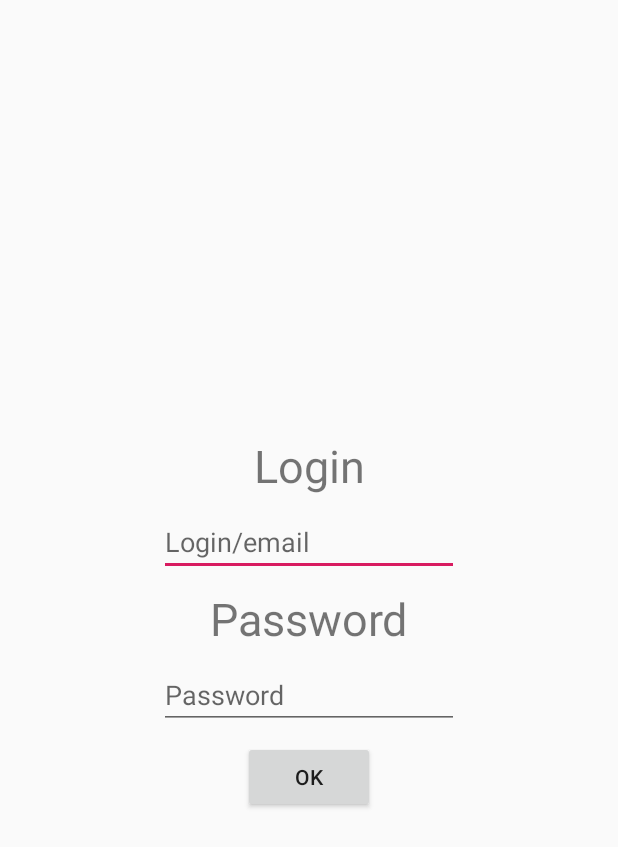
After one commit to Keos99/LittleImageShark, an Android app: the fragment AuthorizationFragment shown on its own in the app's theme, on a phone screen of 412 x 824 dp. The commit adds this screen. Shown: the top 847 px of the screen. Run offline under Robolectric (Android 15) with nearby library versions, the phone set to English and light mode, and no system bars; libraries missing offline, so code that uses them is left out: com.arellomobile.mvp.

Commit message:
Add Authorization fragment, api holder and pojo(Image, result, user)

```diff
--- a/app/src/main/AndroidManifest.xml
+++ b/app/src/main/AndroidManifest.xml
@@ -1,6 +1,8 @@
 <?xml version="1.0" encoding="utf-8"?>
 <manifest xmlns:android="http://schemas.android.com/apk/res/android"
     package="ru.keos99.littleinsta">
+
+    <uses-permission android:name="android.permission.INTERNET"/>
 
     <uses-feature
         android:name="android.hardware.camera"
--- /dev/null
+++ b/app/src/main/java/ru/keos99/littleinsta/mvp/view/fragments/AuthorizationFragmentView.java
@@ -0,0 +1,6 @@
+package ru.keos99.littleinsta.mvp.view.fragments;
+
+import com.arellomobile.mvp.MvpView;
+
+public interface AuthorizationFragmentView extends MvpView {
+}
--- /dev/null
+++ b/app/src/main/java/ru/keos99/littleinsta/ui/activity/Fragments/AuthorizationFragment.java
@@ -0,0 +1,50 @@
+package ru.keos99.littleinsta.ui.activity.Fragments;
+
+import android.os.Bundle;
+import android.support.annotation.NonNull;
+import android.support.annotation.Nullable;
+import android.support.v4.app.Fragment;
+import android.view.LayoutInflater;
+import android.view.View;
+import android.view.ViewGroup;
+import android.widget.Button;
+import android.widget.EditText;
+
+import com.arellomobile.mvp.MvpAppCompatFragment;
+import com.arellomobile.mvp.presenter.InjectPresenter;
+
+import ru.keos99.littleinsta.R;
+import ru.keos99.littleinsta.mvp.Presenter.fragments.AuthorizationFragmentPresenter;
+import ru.keos99.littleinsta.mvp.view.fragments.AuthorizationFragmentView;
+
+public class AuthorizationFragment extends MvpAppCompatFragment implements AuthorizationFragmentView {
+
+    @InjectPresenter
+    AuthorizationFragmentPresenter presenter;
+
+    private EditText loginEditText;
+    private EditText passwordEditText;
+    private Button authorizationOkButton;
+
+
+    private View view;
+
+    public static Fragment newInstance(){
+        AuthorizationFragment fragment = new AuthorizationFragment();
+        return fragment;
+    }
+
+    @Nullable
+    @Override
+    public View onCreateView(@NonNull LayoutInflater inflater, @Nullable ViewGroup container, @Nullable Bundle savedInstanceState) {
+        view = inflater.inflate(R.layout.fragment_authorization,null);
+        initUI();
+        return view;
+    }
+
+    private void initUI(){
+        loginEditText = view.findViewById(R.id.login_edittext);
+        passwordEditText = view.findViewById(R.id.password_edittext);
+        authorizationOkButton = view.findViewById(R.id.authorization_button);
+    }
+}
--- a/app/src/main/java/ru/keos99/littleinsta/ui/activity/MainActivity.java
+++ b/app/src/main/java/ru/keos99/littleinsta/ui/activity/MainActivity.java
@@ -16,6 +16,7 @@ import com.arellomobile.mvp.presenter.InjectPresenter;
 
 import ru.keos99.littleinsta.mvp.Presenter.MainViewPresenter;
 import ru.keos99.littleinsta.mvp.view.MainView;
+import ru.keos99.littleinsta.ui.activity.Fragments.AuthorizationFragment;
 import ru.keos99.littleinsta.ui.activity.Fragments.MainFragment;
 import ru.keos99.littleinsta.R;
 
@@ -44,7 +45,7 @@ public class MainActivity extends MvpAppCompatActivity implements MainView, Navi
 
         NavigationView navigationView = findViewById(R.id.nav_view);
         navigationView.setNavigationItemSelectedListener(this);
-        changeFragmentTo(MainFragment.newInstance());
+        changeFragmentTo(AuthorizationFragment.newInstance());
     }
 
     @SuppressWarnings("StatementWithEmptyBody")
--- /dev/null
+++ b/app/src/main/res/layout/fragment_authorization.xml
@@ -0,0 +1,67 @@
+<?xml version="1.0" encoding="utf-8"?>
+<android.support.constraint.ConstraintLayout xmlns:android="http://schemas.android.com/apk/res/android"
+    xmlns:tools="http://schemas.android.com/tools"
+    android:layout_width="match_parent"
+    android:layout_height="match_parent"
+    xmlns:app="http://schemas.android.com/apk/res-auto">
+
+    <TextView
+        android:id="@+id/login_textviev"
+        android:layout_width="wrap_content"
+        android:layout_height="wrap_content"
+        android:text="@string/login"
+        android:layout_margin="8dp"
+        android:textSize="30sp"
+        app:layout_constraintLeft_toLeftOf="parent"
+        app:layout_constraintRight_toRightOf="parent"
+        app:layout_constraintBottom_toTopOf="@id/login_edittext"/>
+
+    <EditText
+        android:id="@+id/login_edittext"
+        android:layout_width="200dp"
+        android:layout_height="wrap_content"
+        android:layout_margin="8dp"
+        android:hint="@string/login_or_email"
+        app:layout_constraintBottom_toTopOf="@id/password_textview"
+        app:layout_constraintLeft_toLeftOf="parent"
+        app:layout_constraintRight_toRightOf="parent"
+        tools:layout_editor_absoluteY="8dp" />
+
+    <TextView
+        android:id="@+id/password_textview"
+        android:layout_width="wrap_content"
+        android:layout_height="wrap_content"
+        android:text="@string/password"
+        android:layout_margin="8dp"
+        android:textSize="30sp"
+        app:layout_constraintTop_toTopOf="parent"
+        app:layout_constraintBottom_toBottomOf="parent"
+        app:layout_constraintLeft_toLeftOf="parent"
+        app:layout_constraintRight_toRightOf="parent"/>
+
+    <EditText
+        android:id="@+id/password_edittext"
+        android:layout_width="200dp"
+        android:layout_height="wrap_content"
+        android:hint="@string/password"
+        android:layout_marginStart="8dp"
+        android:layout_marginEnd="8dp"
+        android:layout_marginTop="8dp"
+        app:layout_constraintEnd_toEndOf="parent"
+        app:layout_constraintStart_toStartOf="parent"
+        app:layout_constraintTop_toBottomOf="@+id/password_textview"/>
+
+    <Button
+        android:id="@+id/authorization_button"
+        android:layout_width="wrap_content"
+        android:layout_height="wrap_content"
+        android:layout_margin="8dp"
+        android:layout_marginStart="8dp"
+        android:layout_marginTop="8dp"
+        android:layout_marginEnd="8dp"
+        android:text="@string/ok"
+        app:layout_constraintEnd_toEndOf="parent"
+        app:layout_constraintStart_toStartOf="parent"
+        app:layout_constraintTop_toBottomOf="@+id/password_edittext" />
+
+</android.support.constraint.ConstraintLayout>
--- a/app/src/main/res/values/strings.xml
+++ b/app/src/main/res/values/strings.xml
@@ -6,4 +6,8 @@
     <string name="navigation_drawer_close">Close navigation drawer</string>
     <string name="button">Button</string>
     <string name="test">ТестТестТестТестТестТестТестТестТестТестТест</string>
+    <string name="login">Login</string>
+    <string name="login_or_email">Login/email</string>
+    <string name="password">Password</string>
+    <string name="ok">OK</string>
 </resources>
```
Also changed, not shown: app/build.gradle (+8 -0 lines), app/src/main/java/ru/keos99/littleinsta/mvp/Presenter/fragments/AuthorizationFragmentPresenter.java (added, +10 -0 lines), app/src/main/java/ru/keos99/littleinsta/mvp/model/api/ApiHolder.java (added, +39 -0 lines), app/src/main/java/ru/keos99/littleinsta/mvp/model/api/UserDataSource.java (added, +15 -0 lines), app/src/main/java/ru/keos99/littleinsta/mvp/model/entity/user/Image.java (added, +31 -0 lines), app/src/main/java/ru/keos99/littleinsta/mvp/model/entity/user/Result.java (added, +150 -0 lines), app/src/main/java/ru/keos99/littleinsta/mvp/model/entity/user/User.java (added, +32 -0 lines).
